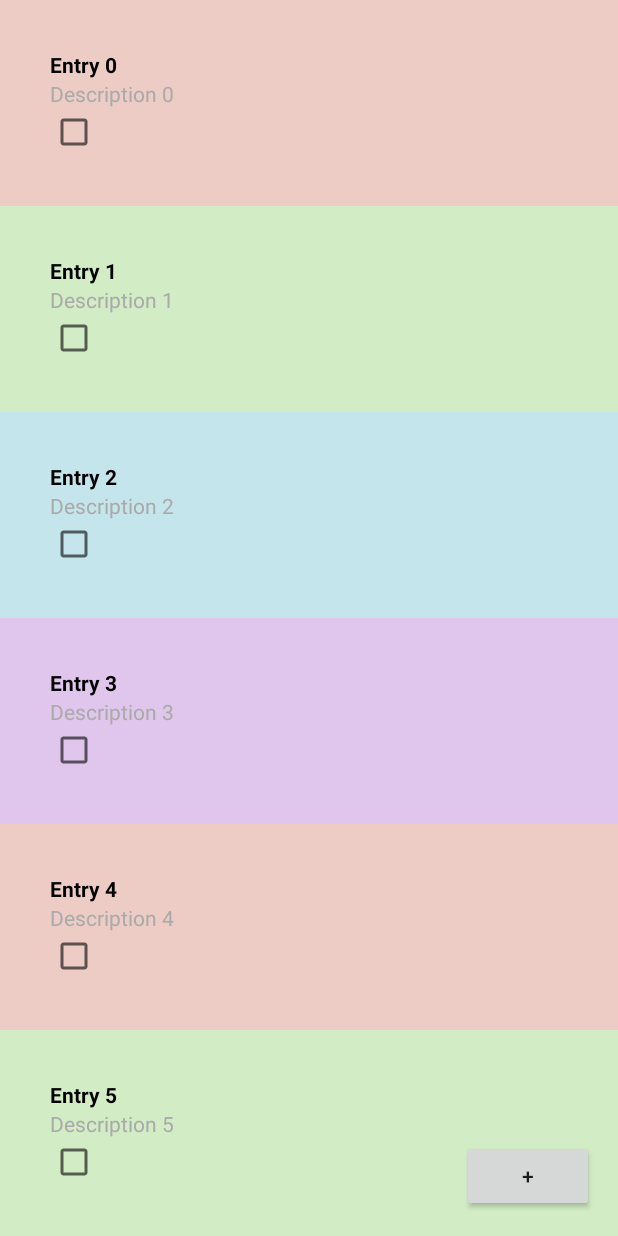
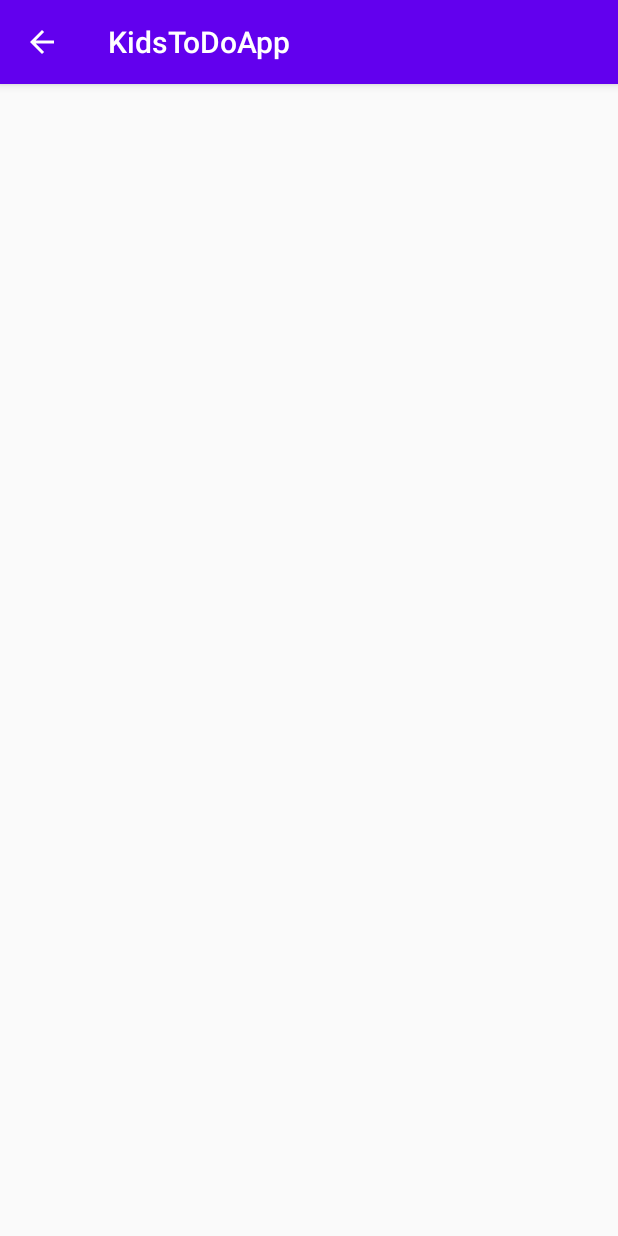
Before and after one commit to scc2758/KidsToDoApp, an Android app: the screen it shows after launch (MainActivity before the commit, ToDoEntryActivity after it), after a tap on an icon or button, on a phone screen of 412 x 824 dp. Run offline under Robolectric (Android 15) with nearby library versions, the phone set to English and light mode, and no system bars.

Commit message:
Added new activity

```diff
--- a/app/src/main/AndroidManifest.xml
+++ b/app/src/main/AndroidManifest.xml
@@ -9,6 +9,11 @@
         android:roundIcon="@mipmap/ic_launcher_round"
         android:supportsRtl="true"
         android:theme="@style/AppTheme">
+        <activity android:name=".ToDoEntryActivity" android:parentActivityName=".MainActivity">
+            <meta-data
+                android:name="android.support.PARENT_ACTIVITY"
+                android:value=".MainActivity" />
+        </activity>
         <activity android:name=".MainActivity">
             <intent-filter>
                 <action android:name="android.intent.action.MAIN" />
--- a/app/src/main/java/com/example/kidstodoapp/MainActivity.java
+++ b/app/src/main/java/com/example/kidstodoapp/MainActivity.java
@@ -5,9 +5,12 @@ import androidx.recyclerview.widget.LinearLayoutManager;
 import androidx.recyclerview.widget.RecyclerView;
 
 import android.app.Activity;
+import android.content.Intent;
 import android.os.Bundle;
 import android.view.LayoutInflater;
+import android.view.View;
 import android.view.ViewGroup;
+import android.widget.Button;
 import android.widget.TextView;
 
 import java.util.ArrayList;
@@ -35,6 +38,14 @@ public class MainActivity extends Activity {
         ToDoAdapter adapter = new ToDoAdapter(toDoEntries);
         recyclerView.setAdapter(adapter);
         recyclerView.setLayoutManager(new LinearLayoutManager(this));
+
+        Button addEntryButton = (Button) findViewById(R.id.add_entry_button);
+        addEntryButton.setOnClickListener(new View.OnClickListener() {
+            public void onClick(View view) {
+                Intent intent = new Intent(view.getContext(), ToDoEntryActivity.class);
+                startActivity(intent);
+            }
+        });
     }
 
 }
--- a/app/src/main/java/com/example/kidstodoapp/ToDoAdapter.java
+++ b/app/src/main/java/com/example/kidstodoapp/ToDoAdapter.java
@@ -1,6 +1,7 @@
 package com.example.kidstodoapp;
 
 import android.content.Context;
+import android.content.Intent;
 import android.graphics.Color;
 import android.view.LayoutInflater;
 import android.view.View;
@@ -28,7 +29,8 @@ public class ToDoAdapter extends RecyclerView.Adapter<ToDoAdapter.ToDoViewHolder
             view.setOnClickListener(new View.OnClickListener() {
                 @Override
                 public void onClick(View view) {
-                    //
+                    Intent intent = new Intent(view.getContext(), ToDoEntryActivity.class);
+                    view.getContext().startActivity(intent);
                 }
             });
         }
--- a/app/src/main/java/com/example/kidstodoapp/ToDoEntryActivity.java
+++ b/app/src/main/java/com/example/kidstodoapp/ToDoEntryActivity.java
@@ -1,15 +1,15 @@
 package com.example.kidstodoapp;
 
-import android.app.Activity;
+import androidx.appcompat.app.AppCompatActivity;
+
+import android.content.Intent;
 import android.os.Bundle;
 
-public class ToDoEntryActivity extends Activity {
+public class ToDoEntryActivity extends AppCompatActivity {
 
     @Override
     protected void onCreate(Bundle savedInstanceState) {
         super.onCreate(savedInstanceState);
         setContentView(R.layout.activity_to_do_entry);
-
     }
-
 }
--- a/app/src/main/res/layout/activity_main.xml
+++ b/app/src/main/res/layout/activity_main.xml
@@ -2,7 +2,6 @@
 <androidx.constraintlayout.widget.ConstraintLayout xmlns:android="http://schemas.android.com/apk/res/android"
     xmlns:app="http://schemas.android.com/apk/res-auto"
     xmlns:tools="http://schemas.android.com/tools"
-    android:id="@+id/add_entry_button"
     android:layout_width="match_parent"
     android:layout_height="match_parent"
     tools:context=".MainActivity">
@@ -17,7 +16,7 @@
         app:layout_constraintTop_toTopOf="parent" />
 
     <Button
-        android:id="@+id/button"
+        android:id="@+id/add_entry_button"
         android:layout_width="wrap_content"
         android:layout_height="wrap_content"
         android:layout_marginEnd="16dp"
--- a/app/src/main/res/layout/activity_to_do_entry.xml
+++ b/app/src/main/res/layout/activity_to_do_entry.xml
@@ -4,4 +4,6 @@
     xmlns:tools="http://schemas.android.com/tools"
     android:layout_width="match_parent"
     android:layout_height="match_parent"
-    tools:context=".ToDoEntryActivity" />
+    tools:context=".ToDoEntryActivity">
+
+</androidx.constraintlayout.widget.ConstraintLayout>
```
